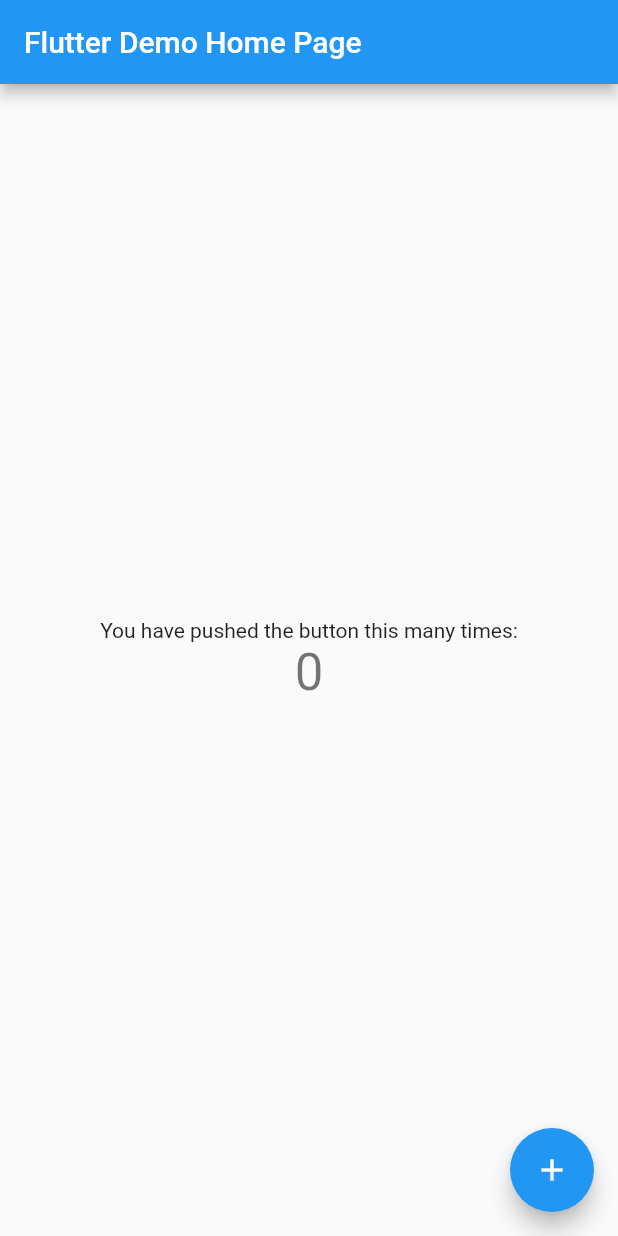
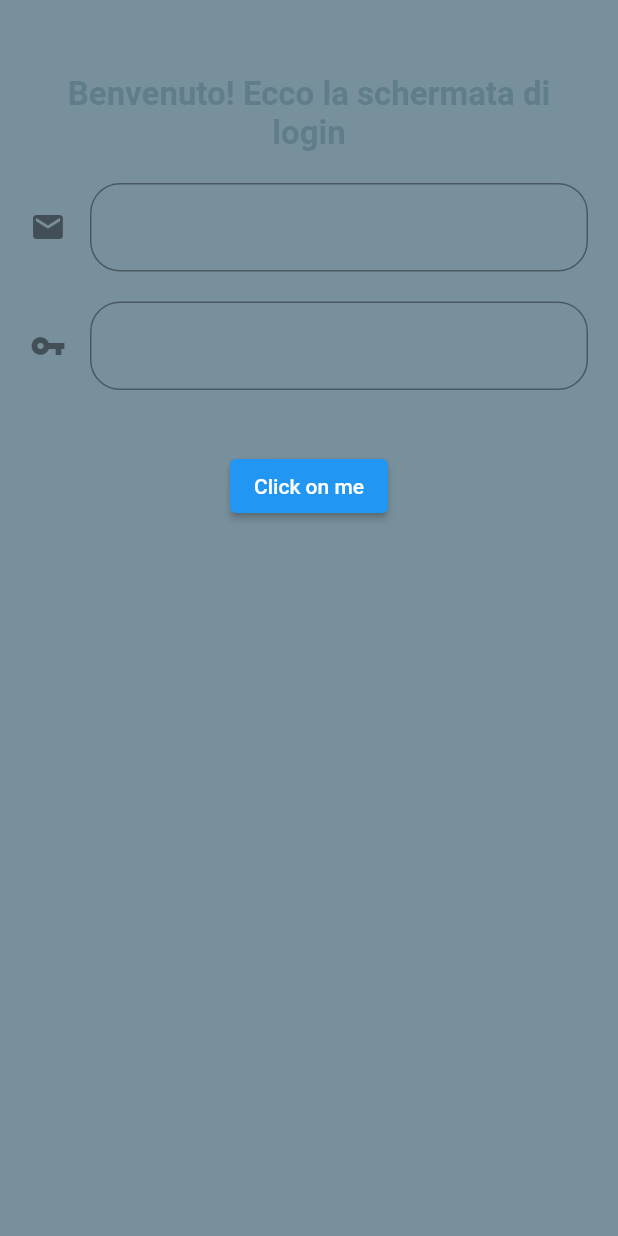
Before and after one commit to AlessandroADG/project_examples, a Flutter app: the screen it shows after launch, on a phone screen of 412 x 824 dp. Run offline on Flutter 3.47's test engine with Material 2 defaults, Android fonts, the phone set to English and light mode, and no system bars.

Commit message:
add the screen for the login page

```diff
--- /dev/null
+++ b/lib/login_application/pages/login_page.dart
@@ -0,0 +1,70 @@
+import 'package:flutter/material.dart';
+
+class LoginPage extends StatefulWidget {
+  const LoginPage({Key? key}) : super(key: key);
+
+  @override
+  State<LoginPage> createState() => _LoginPageState();
+}
+
+class _LoginPageState extends State<LoginPage> {
+  final TextEditingController emailEditingController = TextEditingController();
+  final TextEditingController passwordEditingController = TextEditingController();
+
+  @override
+  void dispose() {
+    // TODO: implement dispose
+    super.dispose();
+    emailEditingController.dispose();
+    passwordEditingController.dispose();
+  }
+
+  @override
+  Widget build(BuildContext context) {
+    return Scaffold(
+      backgroundColor: Colors.blueGrey.shade400,
+      body: SafeArea(
+        child: Padding(
+          padding: const EdgeInsets.only(top: 50, left: 20, right: 20),
+          child: Column(
+            crossAxisAlignment: CrossAxisAlignment.center,
+            children: [
+              const Text(
+                'Benvenuto! Ecco la schermata di login',
+                style: TextStyle(fontSize: 22, color: Colors.blueGrey, fontWeight: FontWeight.w700),
+                textAlign: TextAlign.center,
+              ),
+              const SizedBox(
+                height: 20,
+              ),
+              TextField(
+                controller: emailEditingController,
+                decoration: InputDecoration(
+                  icon: const Icon(Icons.email),
+                  border: OutlineInputBorder(borderRadius: BorderRadius.circular(20)),
+                ),
+              ),
+              const SizedBox(
+                height: 20,
+              ),
+              TextField(
+                controller: passwordEditingController,
+                decoration: InputDecoration(
+                  icon: const Icon(Icons.vpn_key_sharp),
+                  border: OutlineInputBorder(borderRadius: BorderRadius.circular(20)),
+                ),
+              ),
+              const SizedBox(
+                height: 40,
+              ),
+              ElevatedButton(
+                child: const Text('Click on me'),
+                onPressed: () {},
+              )
+            ],
+          ),
+        ),
+      ),
+    );
+  }
+}
--- a/lib/main.dart
+++ b/lib/main.dart
@@ -1,7 +1,8 @@
 import 'package:flutter/material.dart';
+import 'package:project_example/login_application/pages/login_page.dart';
 
 void main() {
-  runApp(const MyApp());
+  runApp(const MaterialApp(debugShowCheckedModeBanner: false, home: LoginPage()));
 }
 
 class MyApp extends StatelessWidget {
```
